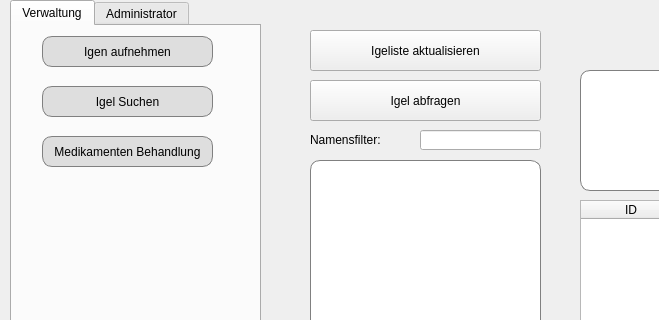
First picture: the form in libary/hgalaxy.ui, repository n1kozor/HedgehogGalaxy, before the edit; both pictures show x 0 to 659 and y 0 to 320 of the 1379 by 765 pixel window.
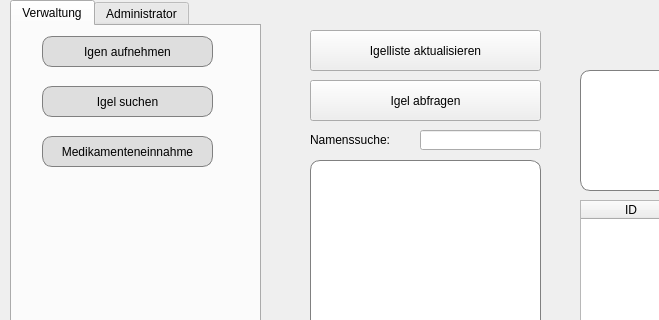
Second picture: the form after the edit. The open tabs and pages were chosen to show the change. Icons and pictures are not drawn.

```diff
--- a/libary/hgalaxy.ui
+++ b/libary/hgalaxy.ui
@@ -1273,7 +1273,7 @@
        <cursorShape>PointingHandCursor</cursorShape>
       </property>
       <property name="text">
-       <string>Igeliste aktualisieren</string>
+       <string>Igelliste aktualisieren</string>
       </property>
      </widget>
      <widget class="QLabel" name="label_18">
@@ -1281,12 +1281,12 @@
        <rect>
         <x>20</x>
         <y>110</y>
-        <width>91</width>
+        <width>101</width>
         <height>20</height>
        </rect>
       </property>
       <property name="text">
-       <string>Namensfilter:</string>
+       <string>Namenssuche:</string>
       </property>
      </widget>
      <widget class="QListWidget" name="list_query_igel_2">
@@ -1774,7 +1774,7 @@
          <string notr="true"/>
         </property>
         <property name="text">
-         <string>Igel Suchen</string>
+         <string>Igel suchen</string>
         </property>
         <property name="iconSize">
          <size>
@@ -1844,7 +1844,7 @@
          <cursorShape>PointingHandCursor</cursorShape>
         </property>
         <property name="text">
-         <string>Medikamenten Behandlung</string>
+         <string>Medikamenteneinnahme</string>
         </property>
        </widget>
        <widget class="QPushButton" name="btn_medics_page">
```
Left out of the diff: 8 changed lines with no effect on the pictures.
